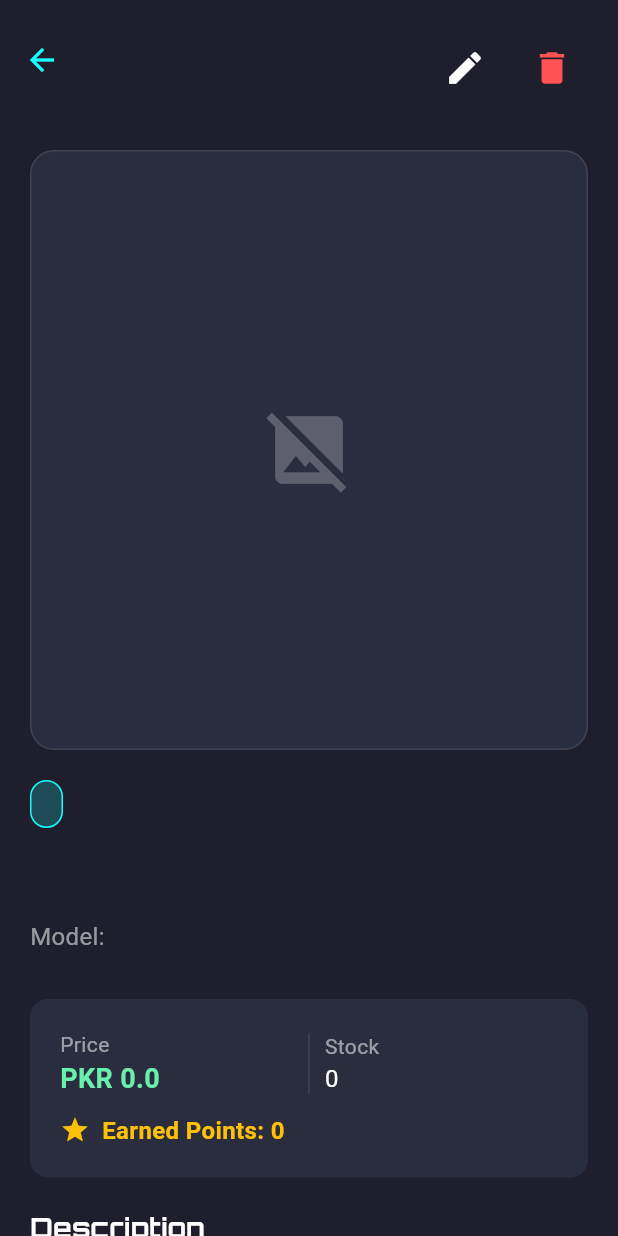
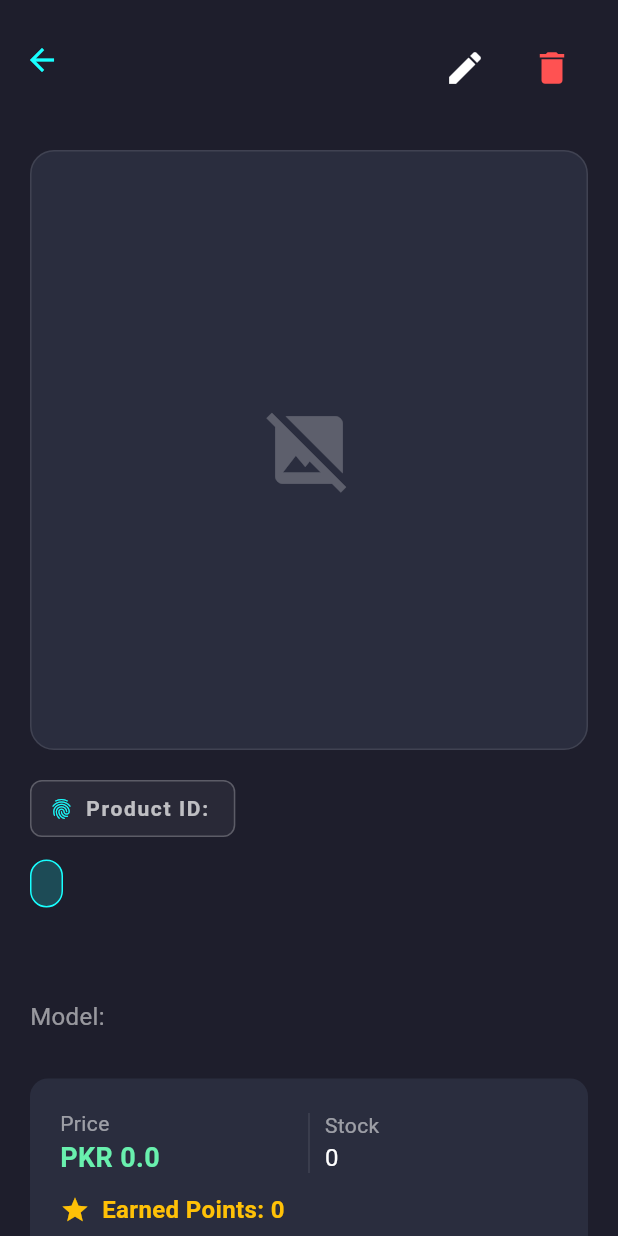
Before and after one commit to BlackA07/marvellous_admin, a Flutter app: the ProductDetailScreen screen opened directly with empty values, on a phone screen of 412 x 824 dp. Run offline on Flutter 3.47's test engine with Material 3 defaults, Android fonts, the phone set to English and light mode, and no system bars; our stand-ins replace badges, cloud_firestore, country_code_picker, firebase_auth, firebase_core, fl_chart and 7 more; accounts and stored records are empty; Roboto replaces fonts that are missing (Comic Neue).

Commit message:
small changes like product id

```diff
--- a/lib/features/products/presentation/screens/product_detail_screen.dart
+++ b/lib/features/products/presentation/screens/product_detail_screen.dart
@@ -356,7 +356,6 @@ class _ProductDetailScreenState extends State<ProductDetailScreen> {
 
         if (snapshot.hasData && snapshot.data!.exists) {
           final data = snapshot.data!.data() as Map<String, dynamic>;
-          // ✅ FIX: Safe parsing using tryParse in case value was saved as string
           profitPerPoint =
               double.tryParse(data['profitPerPoint']?.toString() ?? '100.0') ??
               100.0;
@@ -374,12 +373,41 @@ class _ProductDetailScreenState extends State<ProductDetailScreen> {
           calculatedPoints = grossProfit / profitPerPoint;
         }
 
-        // ✅ EXACT TRUNCATION applied here
         String displayPoints = formatTruncated(calculatedPoints, showDecimals);
 
         return Column(
           crossAxisAlignment: CrossAxisAlignment.start,
           children: [
+            // ✅ NEW: Firestore Product ID (UID) Badge Added Here
+            Container(
+              padding: const EdgeInsets.symmetric(horizontal: 12, vertical: 8),
+              margin: const EdgeInsets.only(bottom: 15),
+              decoration: BoxDecoration(
+                color: Colors.white.withOpacity(0.05),
+                borderRadius: BorderRadius.circular(8),
+                border: Border.all(color: Colors.white24),
+              ),
+              child: Row(
+                mainAxisSize: MainAxisSize.min,
+                children: [
+                  const Icon(
+                    Icons.fingerprint,
+                    color: Colors.cyanAccent,
+                    size: 16,
+                  ),
+                  const SizedBox(width: 8),
+                  Text(
+                    "Product ID: ${widget.product.id ?? 'Unknown'}",
+                    style: GoogleFonts.comicNeue(
+                      color: Colors.white70,
+                      fontSize: 14,
+                      fontWeight: FontWeight.bold,
+                      letterSpacing: 1.1,
+                    ),
+                  ),
+                ],
+              ),
+            ),
             Container(
               padding: const EdgeInsets.symmetric(horizontal: 10, vertical: 5),
               decoration: BoxDecoration(
```
Also changed, not shown: lib/features/products/components/product_inventory_table.dart (+53 -2 lines).
